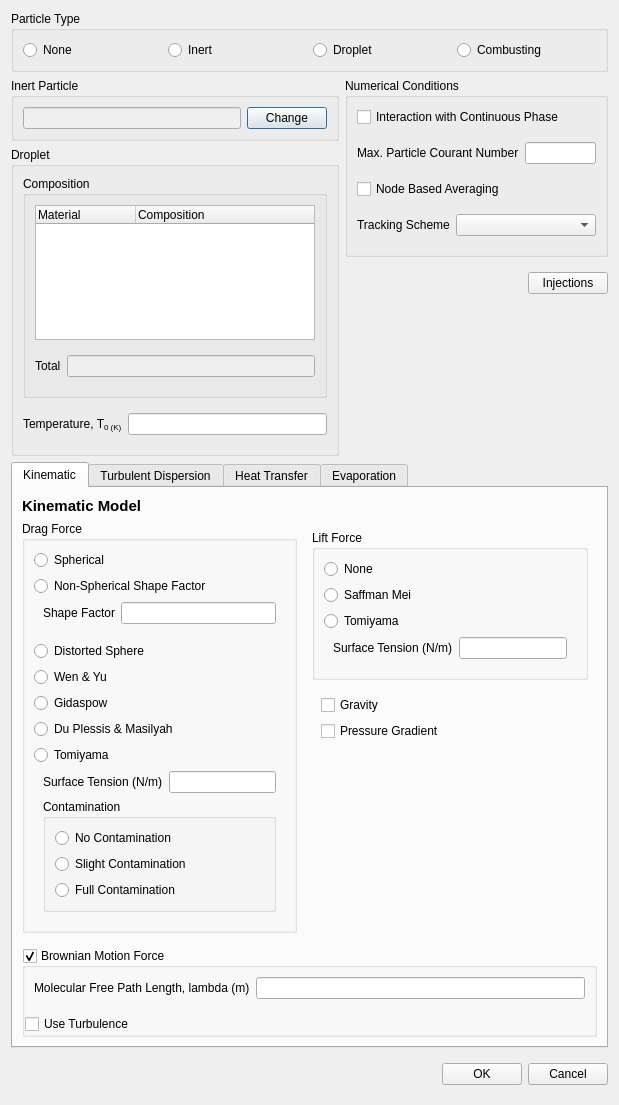
Old version of the form baramFlow/view/setup/models/DPM/DPM_dialog.ui in the repository nextfoam/baram.
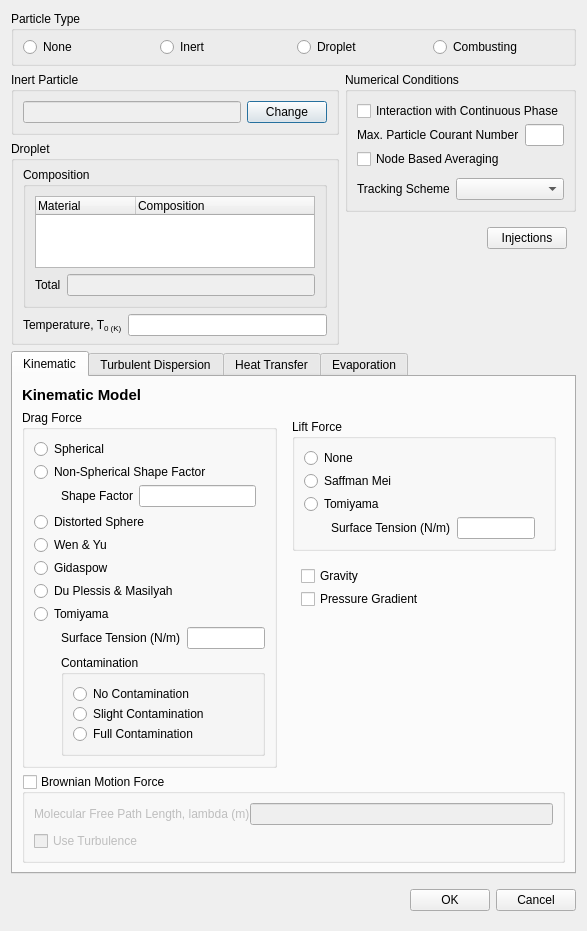
New version of the form. Custom widgets are drawn as their Qt base class.

What changed in the file:
```diff
--- a/baramFlow/view/setup/models/DPM/DPM_dialog.ui
+++ b/baramFlow/view/setup/models/DPM/DPM_dialog.ui
@@ -6,8 +6,8 @@
    <rect>
     <x>0</x>
     <y>0</y>
-    <width>619</width>
-    <height>1105</height>
+    <width>583</width>
+    <height>931</height>
    </rect>
   </property>
   <property name="windowTitle">
@@ -35,6 +35,12 @@
          <string>Particle Type</string>
         </property>
         <layout class="QHBoxLayout" name="horizontalLayout">
+         <property name="topMargin">
+          <number>6</number>
+         </property>
+         <property name="bottomMargin">
+          <number>6</number>
+         </property>
          <item>
           <widget class="QRadioButton" name="none">
            <property name="text">
@@ -131,6 +137,15 @@
                <string>Droplet</string>
               </property>
               <layout class="QVBoxLayout" name="verticalLayout_3">
+               <property name="topMargin">
+                <number>6</number>
+               </property>
+               <property name="rightMargin">
+                <number>9</number>
+               </property>
+               <property name="bottomMargin">
+                <number>6</number>
+               </property>
                <item>
                 <widget class="QGroupBox" name="groupBox_2">
                  <property name="title">
@@ -163,9 +178,15 @@
                      <property name="leftMargin">
                       <number>0</number>
                      </property>
+                     <property name="topMargin">
+                      <number>0</number>
+                     </property>
                      <property name="rightMargin">
                       <number>0</number>
                      </property>
+                     <property name="bottomMargin">
+                      <number>0</number>
+                     </property>
                      <item>
                       <widget class="QLabel" name="label_6">
                        <property name="text">
@@ -195,9 +216,15 @@
                   <property name="leftMargin">
                    <number>0</number>
                   </property>
+                  <property name="topMargin">
+                   <number>0</number>
+                  </property>
                   <property name="rightMargin">
                    <number>0</number>
                   </property>
+                  <property name="bottomMargin">
+                   <number>0</number>
+                  </property>
                   <item>
                    <widget class="QLabel" name="label_12">
                     <property name="text">
@@ -251,6 +278,9 @@
                <string>Numerical Conditions</string>
               </property>
               <layout class="QVBoxLayout" name="verticalLayout_4">
+               <property name="spacing">
+                <number>3</number>
+               </property>
                <item>
                 <widget class="QCheckBox" name="interactionWithContinuousPhase">
                  <property name="text">
@@ -264,9 +294,15 @@
                   <property name="leftMargin">
                    <number>0</number>
                   </property>
+                  <property name="topMargin">
+                   <number>0</number>
+                  </property>
                   <property name="rightMargin">
                    <number>0</number>
                   </property>
+                  <property name="bottomMargin">
+                   <number>0</number>
+                  </property>
                   <item row="0" column="0">
                    <widget class="QLabel" name="label_7">
                     <property name="text">
@@ -293,9 +329,15 @@
                   <property name="leftMargin">
                    <number>0</number>
                   </property>
+                  <property name="topMargin">
+                   <number>6</number>
+                  </property>
                   <property name="rightMargin">
                    <number>0</number>
                   </property>
+                  <property name="bottomMargin">
+                   <number>0</number>
+                  </property>
                   <item row="0" column="0">
                    <widget class="QLabel" name="label_8">
                     <property name="text">
@@ -316,7 +358,7 @@
              <widget class="QWidget" name="widget_5" native="true">
               <layout class="QHBoxLayout" name="horizontalLayout_5">
                <property name="rightMargin">
-                <number>0</number>
+                <number>9</number>
                </property>
                <item>
                 <spacer name="horizontalSpacer_2">
@@ -399,12 +441,18 @@
           <property name="rightMargin">
            <number>0</number>
           </property>
+          <property name="bottomMargin">
+           <number>0</number>
+          </property>
           <item>
            <widget class="QGroupBox" name="groupBox_4">
             <property name="title">
              <string>Drag Force</string>
             </property>
             <layout class="QVBoxLayout" name="verticalLayout_9">
+             <property name="spacing">
+              <number>3</number>
+             </property>
              <item>
               <widget class="QRadioButton" name="dragForceSpherical">
                <property name="text">
@@ -422,9 +470,15 @@
              <item>
               <widget class="QWidget" name="widget_13" native="true">
                <layout class="QFormLayout" name="formLayout_6">
+                <property name="leftMargin">
+                 <number>27</number>
+                </property>
                 <property name="topMargin">
                  <number>0</number>
                 </property>
+                <property name="bottomMargin">
+                 <number>0</number>
+                </property>
                 <item row="0" column="0">
                  <widget class="QLabel" name="label_9">
                   <property name="text">
@@ -476,9 +530,18 @@
              <item>
               <widget class="QWidget" name="dragTomiyama" native="true">
                <layout class="QVBoxLayout" name="verticalLayout_22">
+                <property name="leftMargin">
+                 <number>27</number>
+                </property>
                 <property name="topMargin">
                  <number>0</number>
                 </property>
+                <property name="rightMargin">
+                 <number>0</number>
+                </property>
+                <property name="bottomMargin">
+                 <number>0</number>
+                </property>
                 <item>
                  <widget class="QWidget" name="widget_16" native="true">
                   <layout class="QHBoxLayout" name="horizontalLayout_10">
@@ -513,6 +576,9 @@
                    <string>Contamination</string>
                   </property>
                   <layout class="QVBoxLayout" name="verticalLayout_23">
+                   <property name="spacing">
+                    <number>0</number>
+                   </property>
                    <item>
                     <widget class="QRadioButton" name="noContamination">
                      <property name="text">
@@ -552,6 +618,9 @@
                 <string>Lift Force</string>
                </property>
                <layout class="QVBoxLayout" name="verticalLayout_11">
+                <property name="spacing">
+                 <number>3</number>
+                </property>
                 <item>
                  <widget class="QRadioButton" name="liftForceNone">
                   <property name="text">
@@ -575,38 +644,26 @@
                 </item>
                 <item>
                  <widget class="QWidget" name="liftTomiyama" native="true">
-                  <layout class="QVBoxLayout" name="verticalLayout_24">
+                  <layout class="QHBoxLayout" name="horizontalLayout_4">
+                   <property name="leftMargin">
+                    <number>27</number>
+                   </property>
                    <property name="topMargin">
                     <number>0</number>
                    </property>
+                   <property name="bottomMargin">
+                    <number>0</number>
+                   </property>
                    <item>
-                    <widget class="QWidget" name="widget_18" native="true">
-                     <layout class="QHBoxLayout" name="horizontalLayout_11">
-                      <property name="leftMargin">
-                       <number>0</number>
-                      </property>
-                      <property name="topMargin">
-                       <number>0</number>
-                      </property>
-                      <property name="rightMargin">
-                       <number>0</number>
-                      </property>
-                      <property name="bottomMargin">
-                       <number>0</number>
-                      </property>
-                      <item>
-                       <widget class="QLabel" name="label_14">
-                        <property name="text">
-                         <string>Surface Tension (N/m)</string>
-                        </property>
-                       </widget>
-                      </item>
-                      <item>
-                       <widget class="BatchableFloatEdit" name="liftTomiyamaSurfaceTension"/>
-                      </item>
-                     </layout>
+                    <widget class="QLabel" name="label_14">
+                     <property name="text">
+                      <string>Surface Tension (N/m)</string>
+                     </property>
                     </widget>
                    </item>
+                   <item>
+                    <widget class="BatchableFloatEdit" name="liftTomiyamaSurfaceTension"/>
+                   </item>
                   </layout>
                  </widget>
                 </item>
@@ -616,6 +673,9 @@
              <item>
               <widget class="QWidget" name="widget_10" native="true">
                <layout class="QVBoxLayout" name="verticalLayout_12">
+                <property name="spacing">
+                 <number>3</number>
+                </property>
                 <item>
                  <widget class="QCheckBox" name="gravity">
                   <property name="text">
@@ -660,22 +720,40 @@
          <property name="checkable">
           <bool>true</bool>
          </property>
+         <property name="checked">
+          <bool>false</bool>
+         </property>
          <layout class="QVBoxLayout" name="verticalLayout_13">
           <property name="leftMargin">
-           <number>0</number>
+           <number>9</number>
           </property>
           <property name="topMargin">
-           <number>0</number>
+           <number>9</number>
           </property>
           <property name="rightMargin">
-           <number>0</number>
+           <number>9</number>
           </property>
           <property name="bottomMargin">
-           <number>0</number>
+           <number>9</number>
           </property>
           <item>
            <widget class="QWidget" name="widget_11" native="true">
             <layout class="QFormLayout" name="formLayout_8">
+             <property name="horizontalSpacing">
+              <number>0</number>
+             </property>
+             <property name="leftMargin">
+              <number>0</number>
+             </property>
+             <property name="topMargin">
+              <number>0</number>
+             </property>
+             <property name="rightMargin">
+              <number>0</number>
+             </property>
+             <property name="bottomMargin">
+              <number>0</number>
+             </property>
              <item row="0" column="0">
               <widget class="QLabel" name="label_11">
                <property name="text">
```
Left out of the diff: 20 changed lines with no effect on the pictures.
